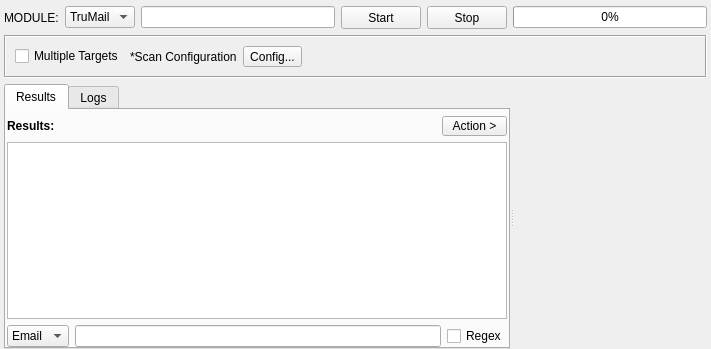
The window that sub3suite/src/enums/email/EmailEnum.ui (3nock/OTE) describes before a commit, drawn with Qt 5.
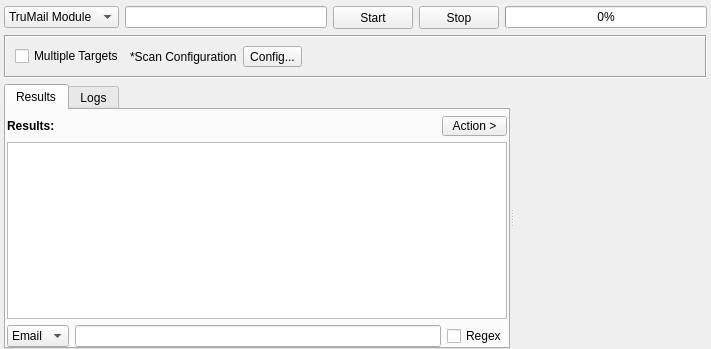
The same window after the commit. Custom widgets are drawn as their Qt base class.

The edit to the form file:
```diff
--- a/sub3suite/src/enums/email/EmailEnum.ui
+++ b/sub3suite/src/enums/email/EmailEnum.ui
@@ -28,13 +28,6 @@
    </property>
    <item>
     <layout class="QHBoxLayout" name="horizontalLayout">
-     <item>
-      <widget class="QLabel" name="labelModule">
-       <property name="text">
-        <string>MODULE:</string>
-       </property>
-      </widget>
-     </item>
      <item>
       <widget class="QComboBox" name="comboBoxEngine">
        <property name="minimumSize">
@@ -45,7 +38,7 @@
        </property>
        <item>
         <property name="text">
-         <string>TruMail</string>
+         <string>TruMail Module</string>
         </property>
        </item>
       </widget>
```
